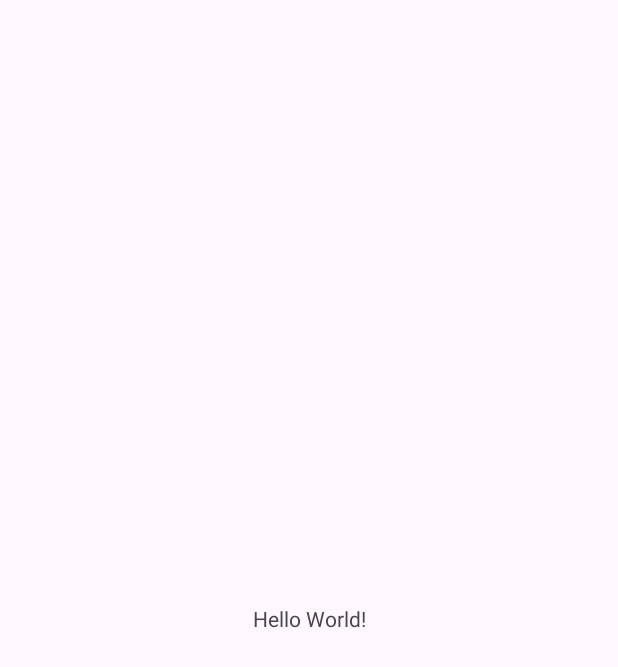
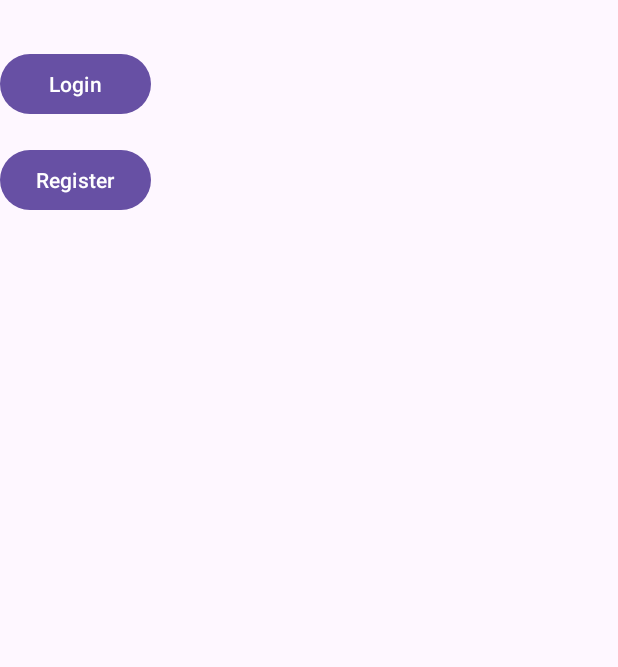
Before and after one commit to gremm-ley/MOBDEVE_MC_Fitness, an Android app: the screen it shows after launch (MainActivity), on a phone screen of 412 x 824 dp. Before the commit the part shown is almost empty. Shown: the top 667 px of the screen. Run offline under Robolectric (Android 15) with nearby library versions, the phone set to English and light mode, and no system bars.

Commit message:
Added Login, Register, and Userprofile. Note: doesn't entirely work yet

```diff
--- a/app/src/main/java/com/mobdeve/see/fitnessapp/MainActivity.kt
+++ b/app/src/main/java/com/mobdeve/see/fitnessapp/MainActivity.kt
@@ -1,12 +1,30 @@
 package com.mobdeve.see.fitnessapp
 
+import android.content.Intent
 import androidx.appcompat.app.AppCompatActivity
 import android.os.Bundle
+import android.widget.Button
 
 class MainActivity : AppCompatActivity() {
+
     override fun onCreate(savedInstanceState: Bundle?) {
         super.onCreate(savedInstanceState)
         setContentView(R.layout.activity_main)
-        //Test Commit
+
+        // Set click listeners for login and register buttons
+        val loginButton = findViewById<Button>(R.id.mainLoginButton)
+        val registerButton = findViewById<Button>(R.id.mainRegisterButton)
+
+        loginButton.setOnClickListener {
+            // Navigate to the Login Activity
+            val intent = Intent(this, Login::class.java)
+            startActivity(intent)
+        }
+
+        registerButton.setOnClickListener {
+            // Navigate to the Register Activity
+            val intent = Intent(this, Register::class.java)
+            startActivity(intent)
+        }
     }
 }
--- a/app/src/main/res/layout/activity_main.xml
+++ b/app/src/main/res/layout/activity_main.xml
@@ -4,15 +4,34 @@
     xmlns:tools="http://schemas.android.com/tools"
     android:layout_width="match_parent"
     android:layout_height="match_parent"
+    android:layout_gravity="center"
     tools:context=".MainActivity">
 
-    <TextView
+    <LinearLayout
         android:layout_width="wrap_content"
         android:layout_height="wrap_content"
-        android:text="Hello World!"
-        app:layout_constraintBottom_toBottomOf="parent"
-        app:layout_constraintEnd_toEndOf="parent"
-        app:layout_constraintStart_toStartOf="parent"
-        app:layout_constraintTop_toTopOf="parent" />
+        android:orientation="vertical"
+        app:layout_constraintLeft_toLeftOf="parent"
+        app:layout_constraintTop_toTopOf="parent">
+
+        <Button
+            android:id="@+id/mainLoginButton"
+            android:layout_width="match_parent"
+            android:layout_height="wrap_content"
+            android:layout_centerHorizontal="true"
+            android:layout_marginTop="32dp"
+            android:text="Login"
+            app:layout_constraintTop_toBottomOf="parent"/>
+
+        <Button
+            android:id="@+id/mainRegisterButton"
+            android:layout_width="match_parent"
+            android:layout_height="wrap_content"
+            android:layout_below="@id/mainLoginButton"
+            android:layout_centerHorizontal="true"
+            android:layout_marginTop="16dp"
+            android:text="Register"/>
+    </LinearLayout>
+
 
 </androidx.constraintlayout.widget.ConstraintLayout>
```
Also changed, not shown: app/src/main/java/com/mobdeve/see/fitnessapp/Login.kt (added, +21 -0 lines), app/src/main/java/com/mobdeve/see/fitnessapp/Register.kt (added, +21 -0 lines), app/src/main/java/com/mobdeve/see/fitnessapp/UserProfile.kt (added, +14 -0 lines), app/src/main/res/layout/activity_login.xml (added, +36 -0 lines), app/src/main/res/layout/activity_register.xml (added, +41 -0 lines), app/src/main/res/layout/activity_user_profile.xml (added, +20 -0 lines).
